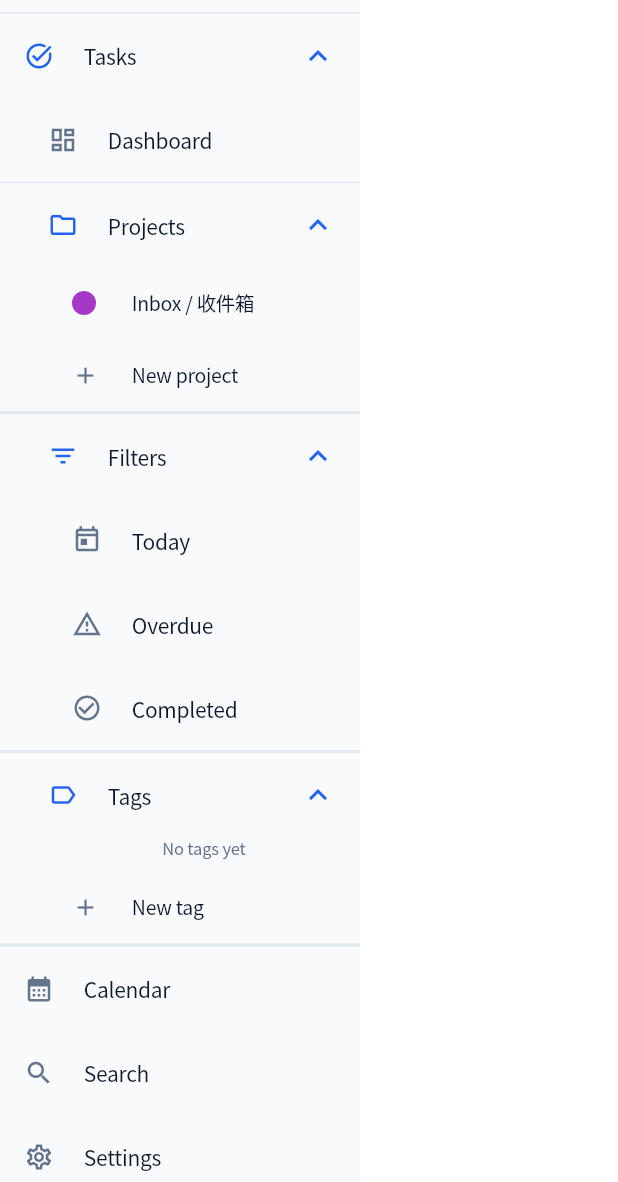
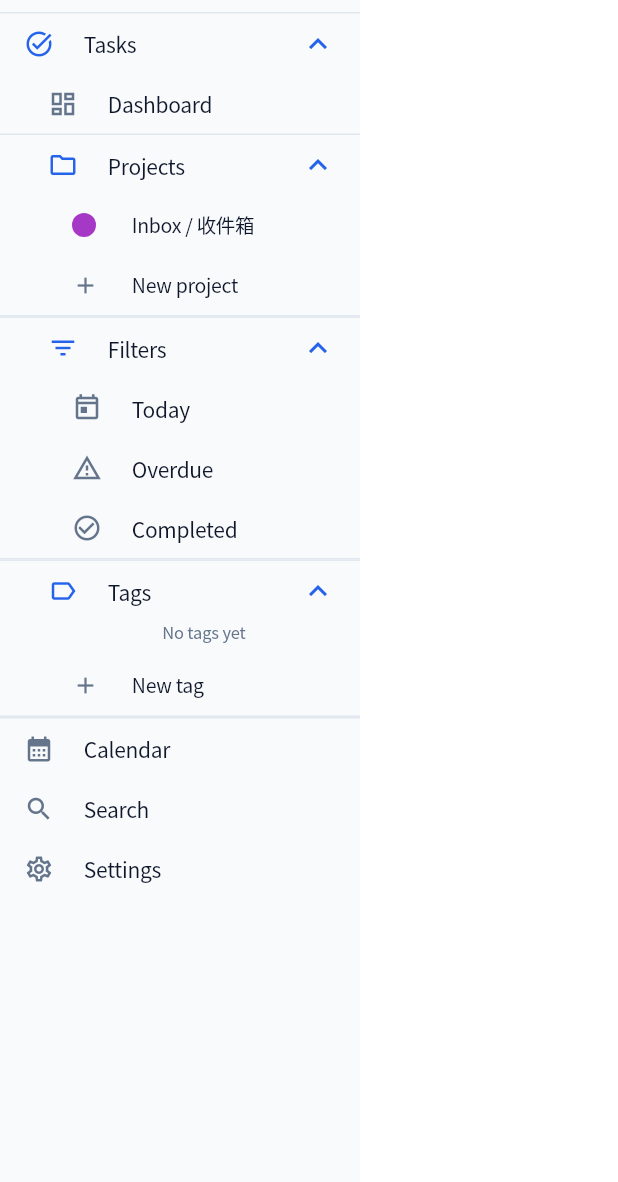
Before and after one commit to yvvxia/TaskNow, a Flutter app: the _DesktopSidebar widget shown alone on an empty page, opened directly with empty values, on a phone screen of 412 x 824 dp, the part 54-1236 px from its top. Run offline on Flutter 3.47's test engine with Material 3 defaults, Android fonts, the phone set to English and light mode, and no system bars; our stand-ins replace drift, flutter_local_notifications, flutter_riverpod, freezed_annotation, go_router, riverpod_annotation and 2 more; accounts and stored records are empty; generated files the repository leaves out were written again; Roboto replaces fonts that are missing (MiSans).

Commit message:
Compact desktop sidebar navigation
Co-authored-by: Cursor <cursoragent@cursor.com>

```diff
--- a/lib/core/widgets/adaptive_scaffold.dart
+++ b/lib/core/widgets/adaptive_scaffold.dart
@@ -386,7 +386,14 @@ class _DesktopSidebar extends ConsumerWidget {
       width: width,
       child: Material(
         color: palette.surfaceContainerLow,
-        child: ListView(
+        child: Theme(
+          data: Theme.of(context).copyWith(
+            visualDensity: const VisualDensity(horizontal: -1, vertical: -2),
+            listTileTheme: Theme.of(
+              context,
+            ).listTileTheme.copyWith(minTileHeight: 40),
+          ),
+          child: ListView(
           padding: EdgeInsets.symmetric(vertical: collapsed ? 8 : 0),
           children: <Widget>[
             if (!collapsed)
@@ -641,6 +648,7 @@ class _DesktopSidebar extends ConsumerWidget {
             ),
           ],
         ),
+        ),
       ),
     );
   }
```
